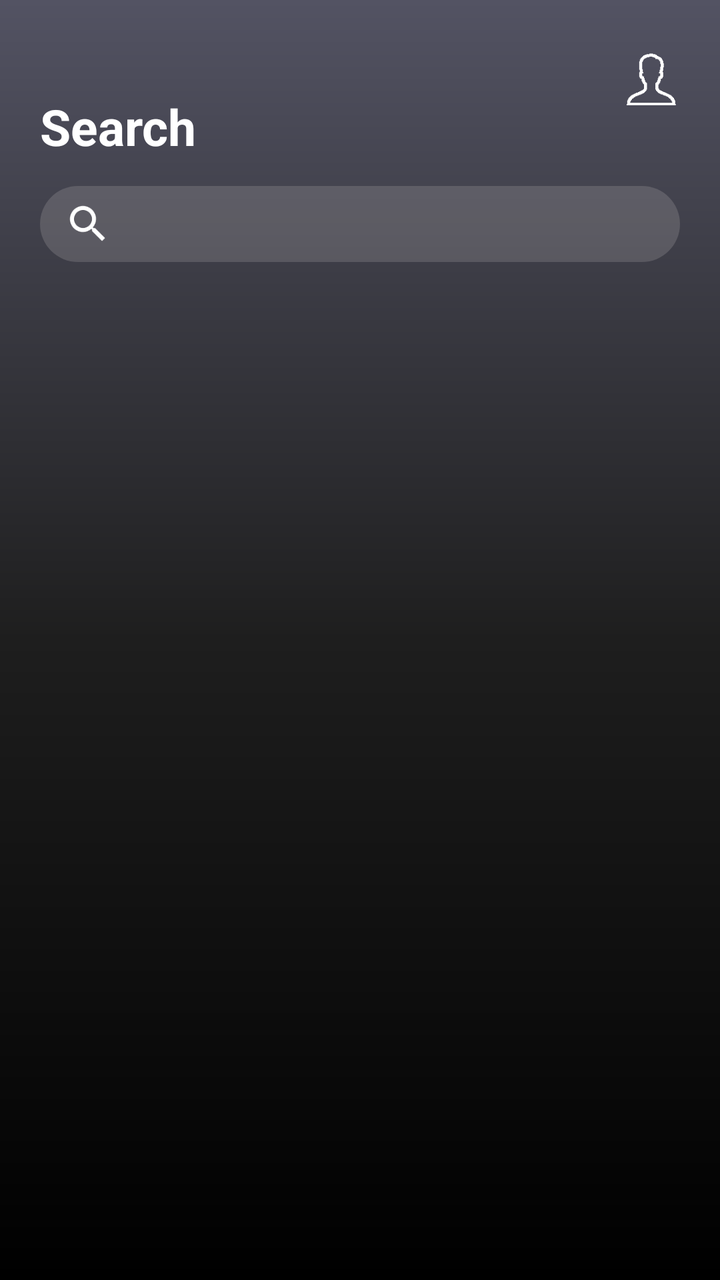
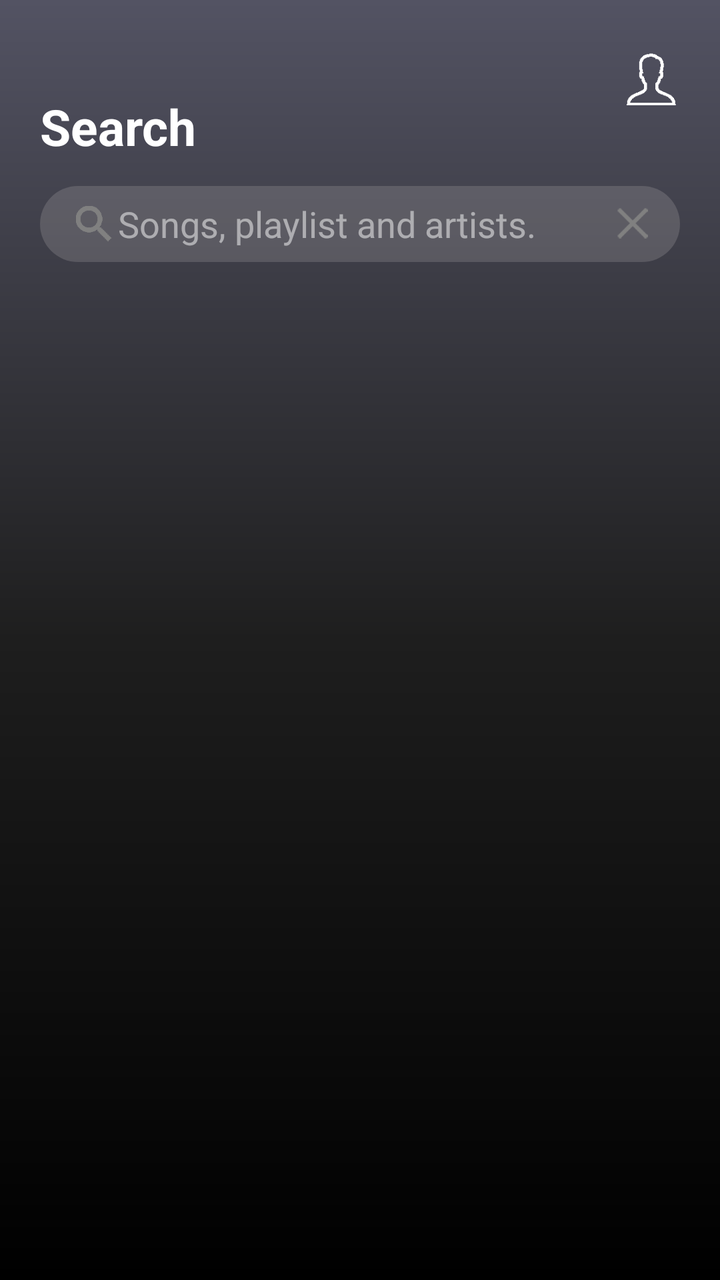

The first picture is an Android layout as it rendered before a commit; the second is the same layout after the commit. The layout source and the unified diff follow.
<!-- AndroidManifest.xml: application theme Theme.Hudba -->
<!-- res/layout/fragment_search.xml -->
<?xml version="1.0" encoding="utf-8"?>
<androidx.coordinatorlayout.widget.CoordinatorLayout
    xmlns:android="http://schemas.android.com/apk/res/android"
    xmlns:app="http://schemas.android.com/apk/res-auto"
    android:layout_width="match_parent"
    android:layout_height="match_parent"
    android:background="@drawable/fragment_bg"
    android:fitsSystemWindows="true">
    <com.google.android.material.appbar.AppBarLayout
        android:layout_height="140dp"
        android:layout_width="match_parent"
        android:background="@color/transparent_color"
        android:theme="@style/ThemeOverlay.AppCompat.Dark.ActionBar">
        
        <com.google.android.material.appbar.CollapsingToolbarLayout
            android:id="@+id/collapsingToolbar"
            android:layout_width="match_parent"
            android:layout_height="match_parent"
            app:contentScrim="?attr/colorPrimary"
            app:layout_scrollFlags="scroll|exitUntilCollapsed">

            <RelativeLayout
                android:layout_width="match_parent"
                android:layout_height="wrap_content"
                android:paddingRight="@dimen/margin_20"
                android:layout_marginTop="@dimen/margin_10">

                <ImageView
                    android:id="@+id/btn_profile"
                    android:layout_width="@dimen/margin_30"
                    android:layout_height="@dimen/margin_30"
                    android:layout_marginTop="@dimen/margin_15"
                    android:layout_alignParentRight="true"
                    android:src="@drawable/ic_profile" />
                <LinearLayout
                    android:id="@+id/li_title"
                    android:layout_width="match_parent"
                    android:layout_height="wrap_content">
                    <TextView
                        android:layout_width="match_parent"
                        android:layout_height="@dimen/margin_70"
                        android:textSize="@dimen/text_25"
                        android:textStyle="bold"
                        android:paddingStart="@dimen/margin_20"
                        android:gravity="bottom"
                        android:textColor="@color/white_color"
                        app:layout_collapseMode="parallax"
                        android:text="@string/search"
                        />
                </LinearLayout>
            </RelativeLayout>

            <androidx.appcompat.widget.Toolbar
                android:id="@+id/toolbar"
                android:layout_width="match_parent"
                android:layout_height="?attr/actionBarSize"
                app:layout_collapseMode="pin"
                android:layout_gravity="right|bottom"
                app:popupTheme="@style/ThemeOverlay.AppCompat.Light">
                <RelativeLayout
                    android:layout_width="match_parent"
                    android:layout_height="wrap_content"
                    android:layout_marginStart="@dimen/margin_20"
                    android:layout_marginEnd="@dimen/margin_20"
                    android:background="@drawable/bk_search_bar">
                    <androidx.appcompat.widget.SearchView
                        android:id="@+id/search_txt"
                        android:layout_width="match_parent"
                        android:layout_centerInParent="true"
                        android:layout_centerVertical="true"
                        android:layout_height="38dp"
                        app:queryHint="Search" />
                </RelativeLayout>
            </androidx.appcompat.widget.Toolbar>

        </com.google.android.material.appbar.CollapsingToolbarLayout>

    </com.google.android.material.appbar.AppBarLayout>
    <androidx.core.widget.NestedScrollView
        android:layout_width="match_parent"
        android:layout_height="match_parent"
        android:fitsSystemWindows="true"
        app:layout_behavior="@string/appbar_scrolling_view_behavior">
        <RelativeLayout
            android:layout_width="match_parent"
            android:layout_height="match_parent"
            android:orientation="vertical">
            <LinearLayout
                android:id="@+id/li_main"
                android:layout_width="match_parent"
                android:layout_height="match_parent"
                android:paddingBottom="@dimen/margin_30"
                android:visibility="visible"
                >
                <androidx.recyclerview.widget.RecyclerView
                    android:id="@+id/rv_search"
                    android:layout_width="match_parent"
                    android:layout_height="wrap_content"/>
            </LinearLayout>
            <LinearLayout
                android:id="@+id/li_search"
                android:layout_width="match_parent"
                android:layout_height="match_parent"
                android:visibility="gone"
                android:layout_marginTop="@dimen/margin_20"
                android:orientation="vertical"
                >
                <LinearLayout
                    android:id="@+id/li_track"
                    android:layout_width="match_parent"
                    android:layout_height="wrap_content"
                    android:visibility="gone"
                    android:orientation="vertical">

                    <LinearLayout
                        android:layout_width="match_parent"
                        android:layout_height="wrap_content"
                        android:gravity="center_vertical"
                        android:layout_marginLeft="@dimen/padding_5"
                        android:orientation="horizontal">

                        <com.makeramen.roundedimageview.RoundedImageView
                            android:layout_width="4dp"
                            android:layout_height="match_parent"
                            android:layout_marginStart="10dp"
                            android:layout_marginTop="2dp"
                            android:layout_marginBottom="2dp"
                            android:scaleType="centerCrop"
                            android:src="@color/orange_black"
                            app:riv_corner_radius="2dp" />

                        <TextView
                            android:layout_width="0dp"
                            android:layout_height="wrap_content"
                            android:layout_weight="1"
                            android:paddingStart="10dp"
                            android:paddingEnd="4dp"
                            android:textStyle="bold"
                            android:text="@string/tracks"
                            android:textColor="@color/white_color"
                            android:textSize="@dimen/text_22" />



                        <TextView
                            android:id="@+id/tv_track_all"
                            android:layout_width="wrap_content"
                            android:layout_height="wrap_content"
                            android:layout_marginEnd="10dp"
                            android:background="?attr/selectableItemBackground"
                            android:padding="10dp"
                            android:text="@string/see_all"
                            android:textColor="@color/orange_black"
                            android:textSize="@dimen/text_15"
                            android:layout_gravity="end"/>

                    </LinearLayout>

                    <RelativeLayout
                        android:layout_width="match_parent"
                        android:layout_height="wrap_content">

                        <androidx.recyclerview.widget.RecyclerView
                            android:id="@+id/rv_track"
                            android:layout_width="match_parent"
                            android:layout_height="wrap_content"
                            android:layout_marginLeft="@dimen/padding_5"
                            android:paddingLeft="@dimen/padding_5"
                            android:layout_marginTop="10dp" />

                    </RelativeLayout>

                </LinearLayout>
                <LinearLayout
                    android:id="@+id/li_album"
                    android:layout_width="match_parent"
                    android:layout_height="wrap_content"
                    android:visibility="gone"
                    android:layout_marginTop="@dimen/margin_20"
                    android:paddingBottom="@dimen/margin_20"
                    android:orientation="vertical">

                    <LinearLayout
                        android:layout_width="match_parent"
                        android:layout_height="wrap_content"
                        android:gravity="center_vertical"
                        android:layout_marginLeft="@dimen/padding_5"
                        android:orientation="horizontal">

                        <com.makeramen.roundedimageview.RoundedImageView
                            android:layout_width="4dp"
                            android:layout_height="match_parent"
                            android:layout_marginStart="10dp"
                            android:layout_marginTop="2dp"
                            android:layout_marginBottom="2dp"
                            android:scaleType="centerCrop"
                            android:src="@color/orange_black"
                            app:riv_corner_radius="2dp" />

                        <TextView
                            android:layout_width="0dp"
                            android:layout_height="wrap_content"
                            android:layout_weight="1"
                            android:paddingStart="10dp"
                            android:paddingEnd="4dp"
                            android:text="@string/album"
                            android:textStyle="bold"
                            android:textColor="@color/white_color"
                            android:textSize="@dimen/text_22" />



                        <TextView
                            android:id="@+id/tv_album_all"
                            android:layout_width="wrap_content"
                            android:layout_height="wrap_content"
                            android:layout_marginEnd="10dp"
                            android:background="?attr/selectableItemBackground"
                            android:padding="10dp"
                            android:text="@string/see_all"
                            android:textColor="@color/orange_black"
                            android:textSize="@dimen/text_15"
                            android:layout_gravity="end"/>

                    </LinearLayout>

                    <RelativeLayout
                        android:layout_width="match_parent"
                        android:layout_height="wrap_content">

                        <androidx.recyclerview.widget.RecyclerView
                            android:id="@+id/rv_album"
                            android:layout_width="match_parent"
                            android:layout_height="wrap_content"
                            android:layout_marginLeft="@dimen/padding_5"
                            android:paddingLeft="@dimen/padding_5"
                            android:layout_marginTop="10dp" />


                    </RelativeLayout>

                </LinearLayout>
                <LinearLayout
                    android:id="@+id/li_artist"
                    android:layout_width="match_parent"
                    android:layout_height="wrap_content"
                    android:paddingBottom="@dimen/margin_60"
                    android:visibility="gone"
                    android:orientation="vertical">

                    <LinearLayout
                        android:layout_width="match_parent"
                        android:layout_height="wrap_content"
                        android:gravity="center_vertical"
                        android:layout_marginLeft="@dimen/padding_5"
                        android:orientation="horizontal">

                        <com.makeramen.roundedimageview.RoundedImageView
                            android:layout_width="4dp"
                            android:layout_height="match_parent"
                            android:layout_marginStart="10dp"
                            android:layout_marginTop="2dp"
                            android:layout_marginBottom="2dp"
                            android:scaleType="centerCrop"
                            android:src="@color/orange_black"
                            app:riv_corner_radius="2dp" />

                        <TextView
                            android:layout_width="0dp"
                            android:layout_height="wrap_content"
                            android:layout_weight="1"
                            android:paddingStart="10dp"
                            android:paddingEnd="4dp"
                            android:text="@string/artist"
                            android:textStyle="bold"
                            android:textColor="@color/white_color"
                            android:textSize="@dimen/text_22" />



                        <TextView
                            android:id="@+id/tv_artist_all"
                            android:layout_width="wrap_content"
                            android:layout_height="wrap_content"
                            android:layout_marginEnd="10dp"
                            android:background="?attr/selectableItemBackground"
                            android:padding="10dp"
                            android:text="@string/see_all"
                            android:textColor="@color/orange_black"
                            android:textSize="@dimen/text_15"
                            android:layout_gravity="end"/>

                    </LinearLayout>

                    <RelativeLayout
                        android:layout_width="match_parent"
                        android:layout_height="wrap_content">

                        <androidx.recyclerview.widget.RecyclerView
                            android:id="@+id/rv_artist"
                            android:layout_width="match_parent"
                            android:layout_height="wrap_content"
                            android:layout_marginLeft="@dimen/padding_5"
                            android:paddingLeft="@dimen/padding_5"
                            android:layout_marginTop="10dp" />


                    </RelativeLayout>

                </LinearLayout>
                <LinearLayout
                    android:id="@+id/li_empty"
                    android:layout_width="match_parent"
                    android:layout_height="wrap_content"
                    android:orientation="vertical"
                    android:visibility="gone"
                    android:layout_marginTop="@dimen/margin_30"
                    android:gravity="center"
                    android:layout_gravity="center"
                    >
                    <TextView
                        android:layout_width="match_parent"
                        android:layout_height="wrap_content"
                        android:text="@string/nothing_song"
                        android:textSize="@dimen/text_20"
                        android:textColor="@color/white_color"
                        android:gravity="center"
                        />
                    <TextView
                        android:layout_width="match_parent"
                        android:layout_height="wrap_content"
                        android:text="@string/nothing_song1"
                        android:textSize="@dimen/text_13"
                        android:layout_marginTop="@dimen/padding_5"
                        android:textColor="@color/grey_dark"
                        android:gravity="center"
                        />
                </LinearLayout>
            </LinearLayout>
            <LinearLayout
                android:id="@+id/li_loading"
                android:layout_width="match_parent"
                android:layout_height="wrap_content"
                android:layout_centerInParent="true"
                android:visibility="gone"
                android:gravity="center"
                android:layout_marginTop="@dimen/margin_50"
                android:layout_gravity="center"
                >
                <ProgressBar
                    android:layout_width="fill_parent"
                    android:layout_height="fill_parent"
                    android:indeterminateDrawable="@drawable/loading_white" />
            </LinearLayout>
        </RelativeLayout>

    </androidx.core.widget.NestedScrollView>
</androidx.coordinatorlayout.widget.CoordinatorLayout>
<!-- resources referenced by this layout -->
<resources>
  <color name="grey_dark">#878788</color>
  <color name="orange_black">#F15A29</color>
  <color name="transparent_color">#00FFFFFF</color>
  <color name="white_color">#FFFFFFFF</color>
  <dimen name="margin_10">10dp</dimen>
  <dimen name="margin_15">15dp</dimen>
  <dimen name="margin_20">20dp</dimen>
  <dimen name="margin_30">30dp</dimen>
  <dimen name="margin_50">50dp</dimen>
  <dimen name="margin_60">60dp</dimen>
  <dimen name="margin_70">70dp</dimen>
  <dimen name="padding_5">5dp</dimen>
  <dimen name="text_13">13sp</dimen>
  <dimen name="text_15">15sp</dimen>
  <dimen name="text_20">20sp</dimen>
  <dimen name="text_22">22sp</dimen>
  <dimen name="text_25">25sp</dimen>
  <!-- drawable bk_search_bar (drawable) -->
  <?xml version="1.0" encoding="utf-8"?>
  <shape xmlns:android="http://schemas.android.com/apk/res/android"
      android:shape="rectangle">
      <solid android:color="@color/grey_search" />
      <corners android:radius="24dp" />
  </shape>
  <!-- drawable fragment_bg (drawable) -->
  <?xml version="1.0" encoding="utf-8"?>
  <shape xmlns:android="http://schemas.android.com/apk/res/android">
      <gradient android:startColor="#535363"
          android:centerColor="#1E1E1E"
          android:endColor="@color/black_color"
          android:angle="270"
          />
  </shape>
  <!-- drawable ic_profile: png bitmap (drawable-xxxhdpi, 3390 bytes) -->
  <!-- drawable loading_white (drawable) -->
  <?xml version="1.0" encoding="utf-8"?>
  <animated-rotate xmlns:android="http://schemas.android.com/apk/res/android"
      android:drawable="@drawable/ic_progressbar_white_circle"
      android:pivotX="50.0%"
      android:pivotY="50.0%" />
  <string name="album">Albums</string>
  <string name="artist">Artists</string>
  <string name="nothing_song">Nothing found</string>
  <string name="nothing_song1">This search returned no results.</string>
  <string name="search">Search</string>
  <string name="see_all">See All</string>
  <string name="tracks">Tracks</string>
  <style name="Theme.Hudba" parent="Theme.AppCompat.DayNight.NoActionBar">
          
          <item name="colorPrimary">@color/black_color</item>
          <item name="colorPrimaryVariant">@color/black_color</item>
          <item name="colorOnPrimary">@color/white_color</item>
          
          <item name="android:statusBarColor" tools:targetApi="l">?attr/colorPrimaryVariant</item>
          <item name="android:autofilledHighlight" tools:ignore="NewApi">@color/transparent_color</item>
          
      </style>
  <color name="grey_search">#39BCB7B7</color>
  <color name="black_color">#FF000000</color>
  <!-- drawable ic_progressbar_white_circle: png bitmap (drawable-xxxhdpi, 13336 bytes) -->
</resources>

<!-- the commit's change to res/layout/fragment_search.xml (unified diff, before → after) -->
@@ -63,13 +63,24 @@
                     android:layout_marginStart="@dimen/margin_20"
                     android:layout_marginEnd="@dimen/margin_20"
                     android:background="@drawable/bk_search_bar">
-                    <androidx.appcompat.widget.SearchView
+                    <AutoCompleteTextView
                         android:id="@+id/search_txt"
                         android:layout_width="match_parent"
                         android:layout_centerInParent="true"
                         android:layout_centerVertical="true"
                         android:layout_height="38dp"
-                        app:queryHint="Search" />
+                        android:maxLines="1"
+                        android:inputType="text"
+                        android:singleLine="true"
+                        android:background="@android:color/transparent"
+                        android:paddingLeft="@dimen/margin_15"
+                        android:paddingRight="@dimen/padding_15"
+                        android:drawableEnd="@drawable/ic_close"
+                        android:hint="Songs, playlist and artists."
+                        android:paddingStart="@dimen/padding_15"
+                        android:imeOptions="actionSearch"
+                        android:imeActionId="666"
+                        android:drawableStart="@drawable/search_dialog_ic_search"/>
                 </RelativeLayout>
             </androidx.appcompat.widget.Toolbar>
 
@@ -308,34 +319,7 @@
                     </RelativeLayout>
 
                 </LinearLayout>
-                <LinearLayout
-                    android:id="@+id/li_empty"
-                    android:layout_width="match_parent"
-                    android:layout_height="wrap_content"
-                    android:orientation="vertical"
-                    android:visibility="gone"
-                    android:layout_marginTop="@dimen/margin_30"
-                    android:gravity="center"
-                    android:layout_gravity="center"
-                    >
-                    <TextView
-                        android:layout_width="match_parent"
-                        android:layout_height="wrap_content"
-                        android:text="@string/nothing_song"
-                        android:textSize="@dimen/text_20"
-                        android:textColor="@color/white_color"
-                        android:gravity="center"
-                        />
-                    <TextView
-                        android:layout_width="match_parent"
-                        android:layout_height="wrap_content"
-                        android:text="@string/nothing_song1"
-                        android:textSize="@dimen/text_13"
-                        android:layout_marginTop="@dimen/padding_5"
-                        android:textColor="@color/grey_dark"
-                        android:gravity="center"
-                        />
-                </LinearLayout>
+
             </LinearLayout>
             <LinearLayout
                 android:id="@+id/li_loading"
@@ -352,6 +336,34 @@
                     android:layout_height="fill_parent"
                     android:indeterminateDrawable="@drawable/loading_white" />
             </LinearLayout>
+            <LinearLayout
+                android:id="@+id/li_empty"
+                android:layout_width="match_parent"
+                android:layout_height="wrap_content"
+                android:orientation="vertical"
+                android:visibility="gone"
+                android:layout_marginTop="@dimen/margin_30"
+                android:gravity="center"
+                android:layout_gravity="center"
+                >
+                <TextView
+                    android:layout_width="match_parent"
+                    android:layout_height="wrap_content"
+                    android:text="@string/nothing_song"
+                    android:textSize="@dimen/text_20"
+                    android:textColor="@color/white_color"
+                    android:gravity="center"
+                    />
+                <TextView
+                    android:layout_width="match_parent"
+                    android:layout_height="wrap_content"
+                    android:text="@string/nothing_song1"
+                    android:textSize="@dimen/text_13"
+                    android:layout_marginTop="@dimen/padding_5"
+                    android:textColor="@color/grey_dark"
+                    android:gravity="center"
+                    />
+            </LinearLayout>
         </RelativeLayout>
 
     </androidx.core.widget.NestedScrollView>
<!-- resource entries referenced after the edit -->
@@ -11,6 +11,7 @@
   <dimen name="margin_50">50dp</dimen>
   <dimen name="margin_60">60dp</dimen>
   <dimen name="margin_70">70dp</dimen>
+  <dimen name="padding_15">15dp</dimen>
   <dimen name="padding_5">5dp</dimen>
   <dimen name="text_13">13sp</dimen>
   <dimen name="text_15">15sp</dimen>
@@ -33,6 +34,7 @@
           android:angle="270"
           />
   </shape>
+  <!-- drawable ic_close: png bitmap (drawable-xxxhdpi, 3113 bytes) -->
   <!-- drawable ic_profile: png bitmap (drawable-xxxhdpi, 3390 bytes) -->
   <!-- drawable loading_white (drawable) -->
   <?xml version="1.0" encoding="utf-8"?>
@@ -40,6 +42,7 @@
       android:drawable="@drawable/ic_progressbar_white_circle"
       android:pivotX="50.0%"
       android:pivotY="50.0%" />
+  <!-- drawable search_dialog_ic_search: png bitmap (drawable-xxxhdpi, 3215 bytes) -->
   <string name="album">Albums</string>
   <string name="artist">Artists</string>
   <string name="nothing_song">Nothing found</string>
